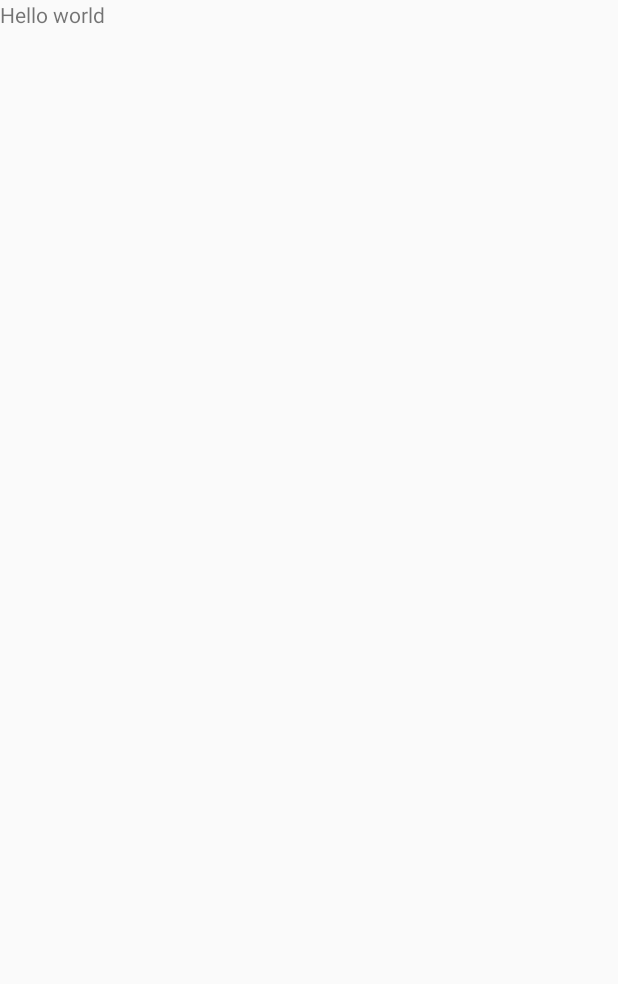
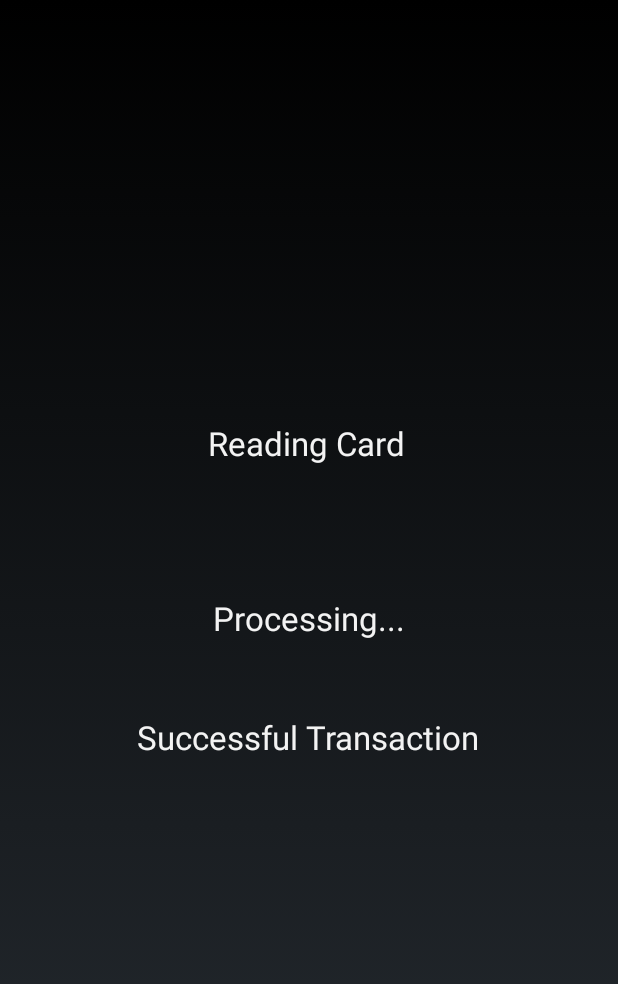
Before and after one commit to AB95/Hackapella-PoS, an Android app: the screen it shows after launch (MainActivity), on a phone screen of 412 x 824 dp. Before the commit the part shown is almost empty. Shown: the top 984 px of the screen. Run offline under Robolectric (Android 15) with nearby library versions, the phone set to English and light mode, and no system bars.

Commit message:
Implemented UI

```diff
--- a/app/src/main/res/layout/activity_main.xml
+++ b/app/src/main/res/layout/activity_main.xml
@@ -6,12 +6,49 @@
     android:layout_height="match_parent"
     android:fitsSystemWindows="true"
     tools:context="com.ab95.hackapella_pos.MainActivity"
-    android:weightSum="1">
+    android:weightSum="1"
+    android:baselineAligned="false">
 
-    <TextView
+    <RelativeLayout
+        android:layout_width="match_parent"
+        android:layout_height="match_parent"
+        android:layout_gravity="bottom">
+
+
+        <TextView
+            android:layout_width="wrap_content"
+            android:layout_height="wrap_content"
+            android:textAppearance="?android:attr/textAppearanceLarge"
+            android:text="Reading Card"
+            android:id="@+id/textView"
+            android:layout_marginBottom="87dp"
+            android:layout_above="@+id/textView2"
+            android:layout_alignEnd="@+id/textView2" />
+
+        <TextView
+            android:layout_width="wrap_content"
+            android:layout_height="wrap_content"
+            android:textAppearance="?android:attr/textAppearanceLarge"
+            android:text="Processing..."
+            android:id="@+id/textView2"
+            android:layout_centerVertical="true"
+            android:layout_centerHorizontal="true" />
+
+        <TextView
+            android:layout_width="wrap_content"
+            android:layout_height="wrap_content"
+            android:textAppearance="?android:attr/textAppearanceLarge"
+            android:text="Successful Transaction"
+            android:id="@+id/textView3"
+            android:layout_below="@+id/textView2"
+            android:layout_centerHorizontal="true"
+            android:layout_marginTop="50dp" />
+
+    </RelativeLayout>
+
+    <ZoomControls
         android:layout_width="wrap_content"
-        android:layout_height="102dp"
-        android:text="Hello world"
-        android:id="@+id/textView"
-        android:layout_weight="0.33"/>
+        android:layout_height="wrap_content"
+        android:id="@+id/zoomControls"
+        android:layout_weight="1" />
 </LinearLayout>
--- a/app/src/main/res/values/styles.xml
+++ b/app/src/main/res/values/styles.xml
@@ -1,17 +1,7 @@
 <resources>
 
-    <!-- Base application theme. -->
-    <style name="AppTheme" parent="Theme.AppCompat.Light.DarkActionBar">
-        <!-- Customize your theme here. -->
-        <item name="colorPrimary">@color/colorPrimary</item>
-        <item name="colorPrimaryDark">@color/colorPrimaryDark</item>
-        <item name="colorAccent">@color/colorAccent</item>
+    <style name="AppTheme" parent="android:Theme.Holo.NoActionBar.Fullscreen">
+
     </style>
-    <style name="AppTheme.NoActionBar">
-        <item name="windowActionBar">false</item>
-        <item name="windowNoTitle">true</item>
-    </style>
-    <style name="AppTheme.AppBarOverlay" parent="ThemeOverlay.AppCompat.Dark.ActionBar"/>
-    <style name="AppTheme.PopupOverlay" parent="ThemeOverlay.AppCompat.Light"/>
 
 </resources>
```
Also changed, not shown: 1 other file.
